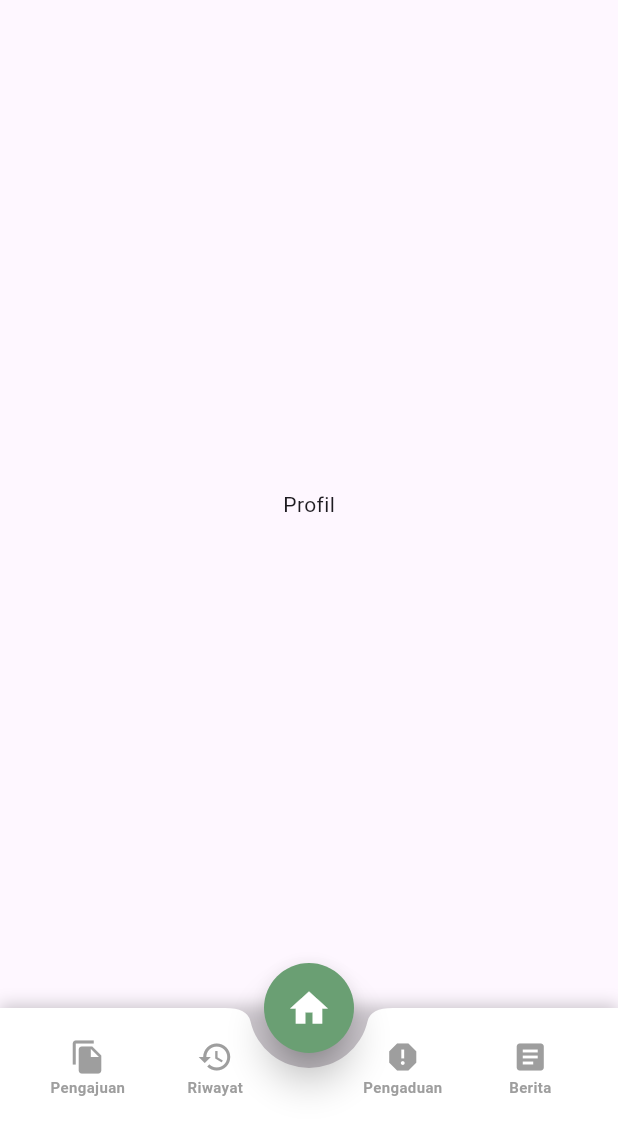
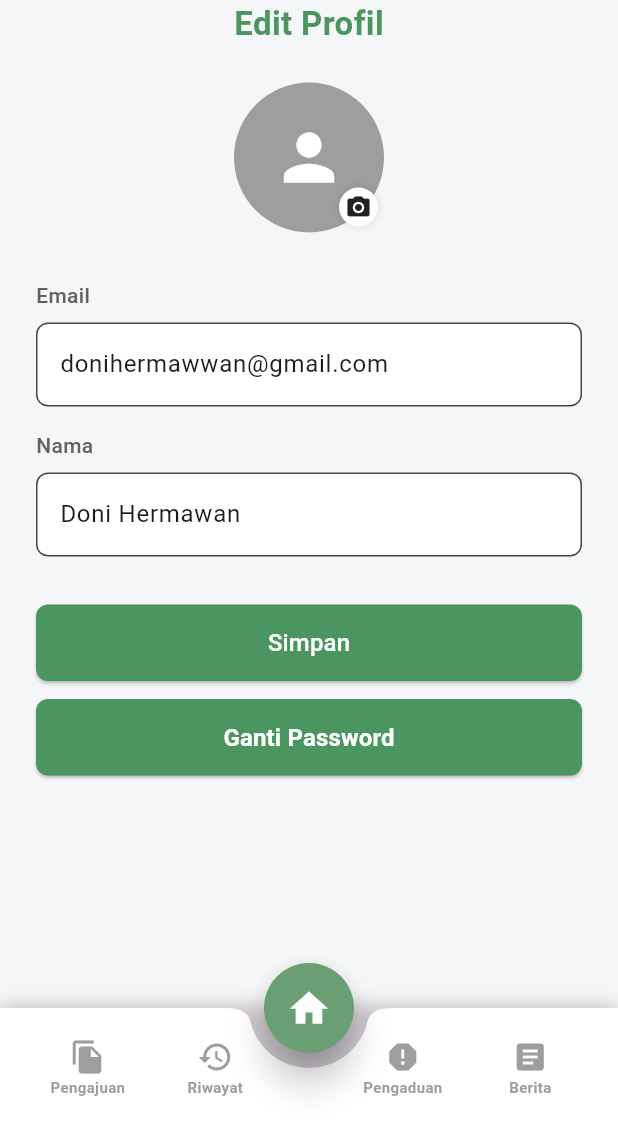
Before and after one commit to Donnz9/E-LaDes-2.0, a Flutter app: the MainNavigation screen opened directly, after a tap on the "person" icon, on a phone screen of 412 x 824 dp, the part 108-1236 px from its top. Run offline on Flutter 3.47's test engine with Material 3 defaults, Android fonts, the phone set to English and light mode, and no system bars; our stand-ins replace firebase_core, google_fonts, smooth_page_indicator; accounts and stored records are empty.

Commit message:
pengajuan, pengaduan, profile, ganti password

```diff
--- /dev/null
+++ b/lib/Pages/Pengajuan/pengajuan.dart
@@ -0,0 +1,160 @@
+import 'package:flutter/material.dart';
+
+class Pengajuan extends StatelessWidget {
+  const Pengajuan({super.key});
+
+  @override
+  Widget build(BuildContext context) {
+    return Scaffold(
+      backgroundColor: const Color(0xFFF5F6F8), // Background abu-abu muda
+      body: SafeArea(
+        child: Padding(
+          padding: const EdgeInsets.all(16.0),
+          child: Column(
+            crossAxisAlignment: CrossAxisAlignment.start,
+            children: [
+              const Center(
+                child: Column(
+                  crossAxisAlignment: CrossAxisAlignment.center,
+                  children: [
+                    Text(
+                      'Layanan Pengajuan Surat',
+                      style: TextStyle(
+                        fontSize: 22,
+                        fontWeight: FontWeight.bold,
+                        color: Color(0xFF4B9560),
+                      ),
+                    ),
+                    SizedBox(height: 4),
+                    Text(
+                      'Pilih surat yang ingin\nkamu ajukan',
+                      textAlign:
+                          TextAlign.center, // <-- biar teksnya rata tengah
+                      style: TextStyle(
+                        fontSize: 16,
+                        color: Color(0xFF77A88B),
+                      ),
+                    ),
+                  ],
+                ),
+              ),
+              const SizedBox(height: 20),
+              Expanded(
+                child: ListView(
+                  children: const [
+                    SuratKategori(
+                      title: "Surat Pengantar",
+                      items: [
+                        SuratItem(
+                            icon: Icons.shield, text: "Surat Pengantar SKCK"),
+                        SuratItem(
+                            icon: Icons.search,
+                            text: "Surat Pengantar Kehilangan Barang"),
+                      ],
+                    ),
+                    SuratKategori(
+                      title: "Surat Keterangan",
+                      items: [
+                        SuratItem(
+                            icon: Icons.attach_money,
+                            text: "Surat Keterangan Tidak Mampu (SKTM)"),
+                        SuratItem(
+                            icon: Icons.family_restroom,
+                            text: "Surat Keterangan Penghasilan Orang Tua"),
+                      ],
+                    ),
+                    SuratKategori(
+                      title: "Surat Izin",
+                      items: [
+                        SuratItem(
+                            icon: Icons.work_off,
+                            text: "Surat Izin Tidak Masuk Kerja"),
+                        SuratItem(
+                            icon: Icons.celebration,
+                            text: "Surat Izin Keramaian"),
+                      ],
+                    ),
+                  ],
+                ),
+              ),
+            ],
+          ),
+        ),
+      ),
+    );
+  }
+}
+
+class SuratKategori extends StatelessWidget {
+  final String title;
+  final List<SuratItem> items;
+
+  const SuratKategori({super.key, required this.title, required this.items});
+
+  @override
+  Widget build(BuildContext context) {
+    return Container(
+      margin: const EdgeInsets.only(bottom: 16),
+      padding: const EdgeInsets.symmetric(vertical: 12, horizontal: 12),
+      decoration: BoxDecoration(
+        color: Colors.white,
+        borderRadius: BorderRadius.circular(12),
+        boxShadow: const [
+          BoxShadow(
+            color: Colors.black12,
+            blurRadius: 6,
+            offset: Offset(0, 2),
+          ),
+        ],
+      ),
+      child: Column(
+        crossAxisAlignment: CrossAxisAlignment.start,
+        children: [
+          Text(
+            title,
+            style: const TextStyle(
+              fontWeight: FontWeight.bold,
+              fontSize: 14,
+              color: Color(0xFF4B9560),
+            ),
+          ),
+          const Divider(color: Colors.grey),
+          ...items.map((item) => Padding(
+                padding: const EdgeInsets.symmetric(vertical: 6),
+                child: item,
+              )),
+        ],
+      ),
+    );
+  }
+}
+
+class SuratItem extends StatelessWidget {
+  final IconData icon;
+  final String text;
+
+  const SuratItem({super.key, required this.icon, required this.text});
+
+  @override
+  Widget build(BuildContext context) {
+    return Row(
+      children: [
+        Container(
+          decoration: const BoxDecoration(
+            shape: BoxShape.circle,
+            color: Color(0xFF4B9560),
+          ),
+          padding: const EdgeInsets.all(8),
+          child: Icon(icon, size: 20, color: Colors.white),
+        ),
+        const SizedBox(width: 12),
+        Expanded(
+          child: Text(
+            text,
+            style: const TextStyle(fontSize: 14, fontWeight: FontWeight.w500),
+          ),
+        ),
+      ],
+    );
+  }
+}
--- /dev/null
+++ b/lib/Pages/Profil/profile.dart
@@ -0,0 +1,181 @@
+import 'package:elades20/Pages/Profil/ganti_password.dart';
+import 'package:flutter/material.dart';
+
+class Profile extends StatelessWidget {
+  const Profile({super.key});
+
+  @override
+  Widget build(BuildContext context) {
+    final TextEditingController emailController = TextEditingController(
+      text: "donihermawwan@gmail.com",
+    );
+    final TextEditingController nameController = TextEditingController(
+      text: "Doni Hermawan",
+    );
+
+    return Scaffold(
+      backgroundColor: const Color(0xFFF5F6F8),
+      body: SafeArea(
+        child: SingleChildScrollView(
+          padding: const EdgeInsets.symmetric(
+            horizontal: 24,
+          ),
+          child: Column(
+            crossAxisAlignment: CrossAxisAlignment.center,
+            children: [
+              const Text(
+                'Edit Profil',
+                style: TextStyle(
+                  fontSize: 22,
+                  fontWeight: FontWeight.bold,
+                  color: Color(0xFF4B9560),
+                ),
+              ),
+              const SizedBox(height: 24),
+              Stack(
+                alignment: Alignment.bottomRight,
+                children: [
+                  const CircleAvatar(
+                    radius: 50,
+                    backgroundColor: Colors.grey,
+                    child: Icon(
+                      Icons.person,
+                      size: 50,
+                      color: Colors.white,
+                    ),
+                  ),
+                  Positioned(
+                    bottom: 4,
+                    right: 4,
+                    child: Container(
+                      padding: const EdgeInsets.all(4),
+                      decoration: const BoxDecoration(
+                        color: Colors.white,
+                        shape: BoxShape.circle,
+                        boxShadow: [
+                          BoxShadow(
+                            color: Colors.black12,
+                            blurRadius: 4,
+                          )
+                        ],
+                      ),
+                      child: const Icon(
+                        Icons.photo_camera,
+                        size: 18,
+                      ),
+                    ),
+                  )
+                ],
+              ),
+              const SizedBox(height: 32),
+              Align(
+                alignment: Alignment.centerLeft,
+                child: Text(
+                  'Email',
+                  style: TextStyle(
+                    color: Colors.grey[700],
+                    fontWeight: FontWeight.w500,
+                  ),
+                ),
+              ),
+              const SizedBox(height: 8),
+              TextField(
+                controller: emailController,
+                decoration: InputDecoration(
+                  filled: true,
+                  fillColor: Colors.white,
+                  contentPadding: const EdgeInsets.symmetric(
+                    horizontal: 12,
+                    vertical: 16,
+                  ),
+                  border: OutlineInputBorder(
+                    borderRadius: BorderRadius.circular(8),
+                  ),
+                ),
+              ),
+              const SizedBox(height: 16),
+              Align(
+                alignment: Alignment.centerLeft,
+                child: Text(
+                  'Nama',
+                  style: TextStyle(
+                    color: Colors.grey[700],
+                    fontWeight: FontWeight.w500,
+                  ),
+                ),
+              ),
+              const SizedBox(height: 8),
+              TextField(
+                controller: nameController,
+                decoration: InputDecoration(
+                  filled: true,
+                  fillColor: Colors.white,
+                  contentPadding: const EdgeInsets.symmetric(
+                    horizontal: 12,
+                    vertical: 16,
+                  ),
+                  border: OutlineInputBorder(
+                    borderRadius: BorderRadius.circular(8),
+                  ),
+                ),
+              ),
+              const SizedBox(height: 32),
+              SizedBox(
+                width: double.infinity,
+                child: ElevatedButton(
+                  onPressed: () {
+                    // Simpan perubahan
+                  },
+                  style: ElevatedButton.styleFrom(
+                    backgroundColor: const Color(0xFF4B9560),
+                    shape: RoundedRectangleBorder(
+                      borderRadius: BorderRadius.circular(8),
+                    ),
+                    padding: const EdgeInsets.symmetric(vertical: 14),
+                  ),
+                  child: const Text(
+                    'Simpan',
+                    style: TextStyle(
+                      fontSize: 16,
+                      color: Colors.white,
+                    ),
+                  ),
+                ),
+              ),
+              const SizedBox(height: 12),
+              SizedBox(
+                width: double.infinity,
+                child: ElevatedButton(
+                  onPressed: () {
+                    Navigator.push(
+                      context,
+                      MaterialPageRoute(
+                        builder: (context) => const GantiPassword(),
+                      ),
+                    );
+                  },
+                  style: ElevatedButton.styleFrom(
+                    backgroundColor: const Color(0xFF4B9560),
+                    shape: RoundedRectangleBorder(
+                      borderRadius: BorderRadius.circular(8),
+                    ),
+                    padding: const EdgeInsets.symmetric(vertical: 14),
+                  ),
+                  child: const Text(
+                    'Ganti Password',
+                    style: TextStyle(
+                      fontSize: 16,
+                      fontWeight: FontWeight.bold,
+                      color: Colors.white,
+                    ),
+                  ),
+                ),
+              ),
+              const SizedBox(height: 24),
+            ],
+          ),
+        ),
+      ),
+    );
+  }
+}
--- a/lib/Pages/dashboard.dart
+++ b/lib/Pages/dashboard.dart
@@ -232,6 +232,7 @@ class _DashboardState extends State<Dashboard> {
   }
 
   // Widget untuk membuat kartu layanan desa
+  // ignore: non_constant_identifier_names
   Widget _LayananDesaCard(String title, IconData icon) {
     return Expanded(
       child: Container(
@@ -267,6 +268,7 @@ class _DashboardState extends State<Dashboard> {
   }
 
   // Widget untuk membuat kartu status pengajuan surat
+  // ignore: non_constant_identifier_names
   Widget _StatusPengajuanSuratCard(String title, String count) {
     return Expanded(
       child: Container(
--- a/lib/main.dart
+++ b/lib/main.dart
@@ -1,4 +1,7 @@
+import 'package:elades20/Pages/Pengaduan/pengaduan.dart';
+import 'package:elades20/Pages/Profil/profile.dart';
 import 'package:elades20/Pages/dashboard.dart';
+import 'package:elades20/Pages/Pengajuan/pengajuan.dart';
 import 'package:flutter/material.dart';
 import 'package:elades20/Pages/SplashScreen.dart';
 // import 'package:firebase_core/firebase_core.dart';
@@ -40,13 +43,13 @@ class _MainNavigationState extends State<MainNavigation> {
   int _selectedIndex = 3;
 
   final List<Widget> _pages = [
-    Center(child: Text("Pengajuan Surat")), //0
-    Center(child: Text("Riwayat Surat")), //1
-    Center(child: Text("Pengaduan")), //2
-    Dashboard(), //3
-    Center(child: Text("Berita")), //4
-    Center(child: Text("Notifikasi")), //5
-    Center(child: Text("Profil")), //6
+    const Pengajuan(), //0
+    const Center(child: Text("Riwayat Surat")), //1
+    const Pengaduan(), //2
+    const Dashboard(), //3
+    const Center(child: Text("Berita")), //4
+    const Center(child: Text("Notifikasi")), //5
+    const Profile(), //6
   ];
 
   void _onItemTapped(int index) {
@@ -197,9 +200,9 @@ class _MainNavigationState extends State<MainNavigation> {
                 ),
               ),
               const SizedBox(width: 12),
-              Column(
+              const Column(
                 crossAxisAlignment: CrossAxisAlignment.start,
-                children: const [
+                children: [
                   Text(
                     "Hai!",
                     style: TextStyle(
```
Also changed, not shown: lib/Pages/Pengaduan/pengaduan.dart (added, +117 -0 lines), lib/Pages/Profil/ganti_password.dart (added, +171 -0 lines).
